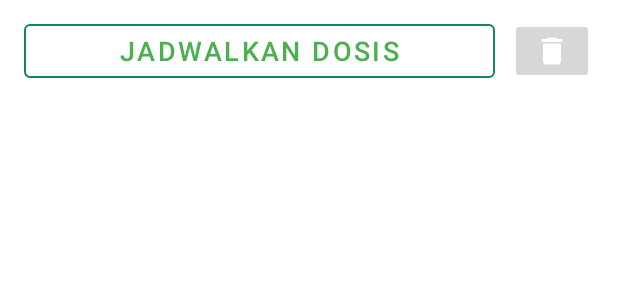
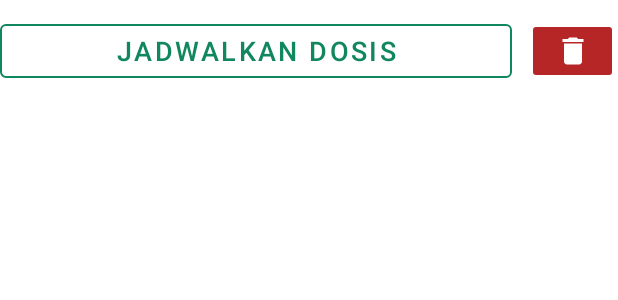
Before and after one commit to fiqriturhamz/MedicationReminder, an Android app: the layout extra_dose_template.xml on its own in the app's theme, with its tools: preview values and no code run, on a phone screen of 412 x 824 dp. Shown: the top 300 px of the screen. Run offline under Robolectric (Android 15) with nearby library versions, the phone set to English and light mode, and no system bars.

Commit message:
Memperbaiki warna dan tampilan

```diff
--- a/app/src/main/res/layout/extra_dose_template.xml
+++ b/app/src/main/res/layout/extra_dose_template.xml
@@ -10,23 +10,22 @@
 
     <com.google.android.material.button.MaterialButton
         android:id="@+id/schedule_dose_button"
-        android:layout_marginStart="16dp"
         android:layout_weight="8.5"
         android:layout_width="0px"
         android:layout_height="wrap_content"
         android:layout_marginEnd="10dp"
         android:textSize="18sp"
         android:text="@string/schedule_dose"
-        android:textColor="@color/green"
+        android:textColor="@color/sub_green"
         app:strokeColor="@color/sub_green"
         style="@style/Widget.MaterialComponents.Button.OutlinedButton" />
 
     <androidx.appcompat.widget.AppCompatImageButton
         android:layout_weight="1.5"
         android:id="@+id/delete_dose_button"
-        android:layout_marginEnd="16dp"
         android:layout_width="0px"
         android:layout_height="wrap_content"
         android:src="@drawable/delete"
+        android:backgroundTint="@color/red"
         android:layout_gravity="center" />
 </androidx.appcompat.widget.LinearLayoutCompat>
```
